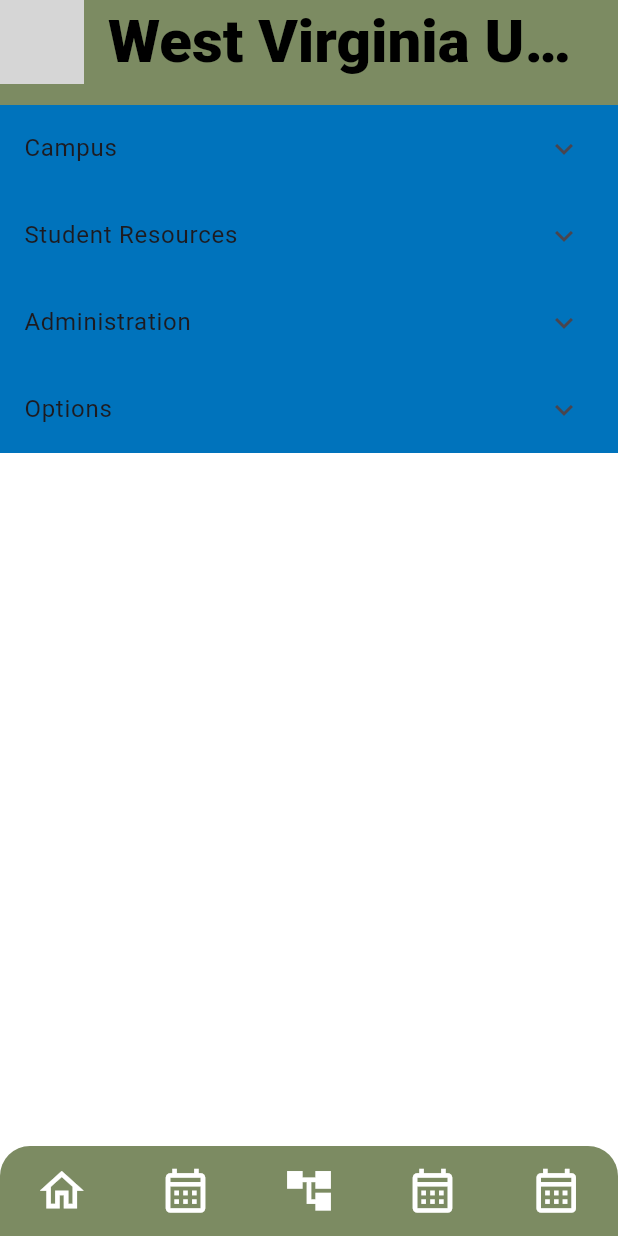
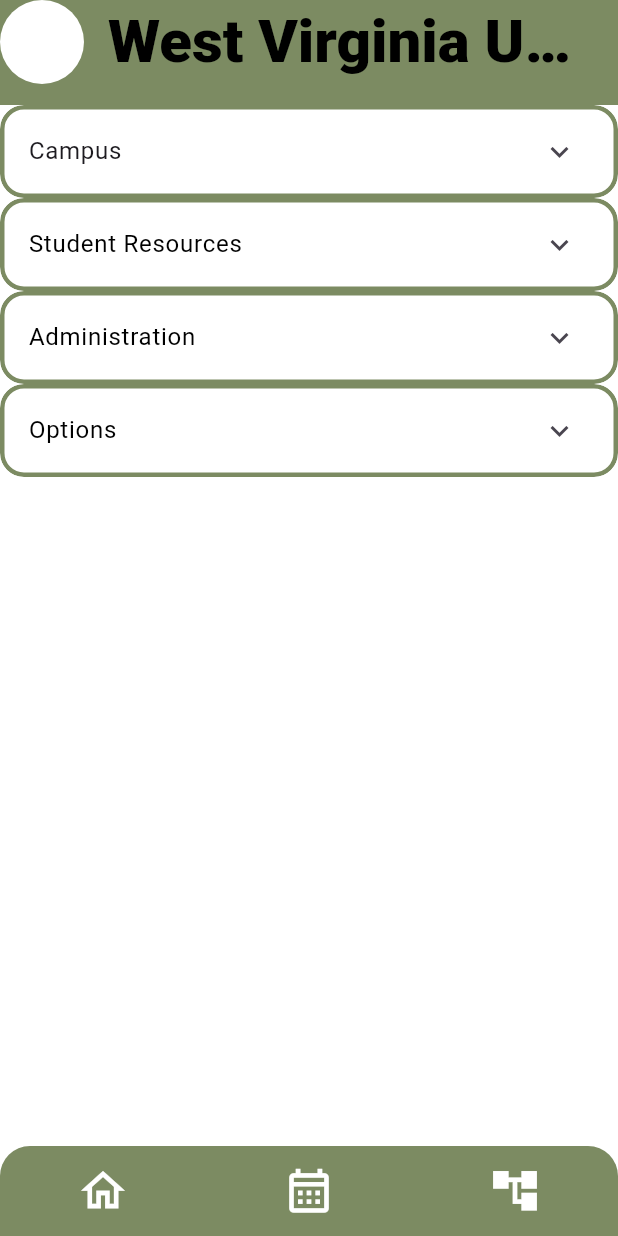
Before and after one commit to ChByrne1/Yellow-Group-FlutterApp, a Flutter app: the SiteMap screen opened by its route, on a phone screen of 412 x 824 dp. Run offline on Flutter 3.47's test engine with Material 3 defaults, Android fonts, the phone set to English and light mode, and no system bars; our stand-ins replace chopper, freezed_annotation, go_router; generated files the repository leaves out were written again; Roboto replaces fonts that are missing (Merriweather); grey boxes are pictures that could not be loaded.

Commit message:
small theme update for expansiontile

```diff
--- a/lib/main.dart
+++ b/lib/main.dart
@@ -41,6 +41,8 @@
         child:
         SafeArea(
           child: Scaffold(
+            //extends the picture behind the bottom nav
+            extendBody: true,
             body: Stack(
               children: <Widget>[
                 Container(
@@ -63,6 +65,7 @@
             ),
             bottomNavigationBar: YellowBottomNav(),
             drawer: YellowDrawerNav(),
+            appBar: YellowAppBar(),
           ),
         )
     );
--- a/lib/navigation/appBar.dart
+++ b/lib/navigation/appBar.dart
@@ -12,7 +12,7 @@
           body: AppBar(
         leading: CircleAvatar(
           radius: 25,
-          backgroundImage: AssetImage('assets/school_logo.png'),
+          //backgroundImage: AssetImage('assets/school_logo.png'),
           backgroundColor: Colors.white,
         ),
         centerTitle: true,
--- a/lib/navigation/oldBottomNav.dart
+++ b/lib/navigation/oldBottomNav.dart
@@ -82,39 +82,7 @@
             ),
           ),
 
-          IconButton(
-            enableFeedback: false,
-            onPressed: () => context.go('/library'),
-            icon:
-            currentLocation == '/library'
-                ? const Icon(
-              Icons.calendar_month,
-              color: Colors.white,
-              size: 35,
-            )
-                : const Icon(
-              Icons.calendar_month_outlined,
-              color: Colors.white,
-              size: 35,
-            ),
-          ),
 
-          IconButton(
-            enableFeedback: false,
-            onPressed: () => context.go('/cafeteria'),
-            icon:
-            currentLocation == '/cafeteria'
-                ? const Icon(
-              Icons.calendar_month,
-              color: Colors.white,
-              size: 35,
-            )
-                : const Icon(
-              Icons.calendar_month_outlined,
-              color: Colors.white,
-              size: 35,
-            ),
-          ),
         ],
       ),
     );
--- a/lib/pages/sitemap.dart
+++ b/lib/pages/sitemap.dart
@@ -23,15 +23,15 @@
               body: ListView(
                 children: [
                   ExpansionTile(
-                    title: Text('Campus'),
+                    title: Text('Campus', style: pageSetup.textTheme.titleLarge),
                     children: <Widget>[
                       TextButton(
                         onPressed: () => context.go('/Cafeteria'),
-                        child: Text("Cafeteria"),
+                        child: Text("Cafeteria", style: pageSetup.textTheme.titleMedium),
                       ),
                       TextButton(
                         onPressed: () => context.go('/library'),
-                        child: Text("Library"),
+                        child: Text("Library", style: pageSetup.textTheme.titleMedium),
                       ),
                     ],
                   ),
@@ -55,11 +55,11 @@
                     children: <Widget>[
                       TextButton(
                         onPressed: () => context.go('/AboutUs'),
-                        child: Text("About WVUP"),
+                        child: Text("About WVUP", style: pageSetup.textTheme.titleMedium),
                       ),
                       TextButton(
                         onPressed: () => context.go('/AboutApp'),
-                        child: Text("App Info"),
+                        child: Text("App Info", style: pageSetup.textTheme.titleMedium),
                       ),
                     ],
                   ),
--- a/lib/theme/theme.dart
+++ b/lib/theme/theme.dart
@@ -20,7 +20,6 @@
     seedColor: primaryColor,
     secondary: secondaryColor,
     tertiary: optionalColor,
-    onPrimary: secondaryColor,
     primaryContainer: Colors.white,
     secondaryContainer: Colors.black,
   );
@@ -74,31 +73,36 @@
         focusColor: optionalColor,
       ),
       drawerTheme: DrawerThemeData(
-          backgroundColor: primaryColor, shadowColor: Colors.black
+        backgroundColor: primaryColor,
+        shadowColor: Colors.black,
       ),
       expansionTileTheme: ExpansionTileThemeData(
-        backgroundColor: secondaryColor,
-        iconColor: Colors.white
+        backgroundColor: primaryColor,
+        iconColor: Colors.white,
+        textColor: Colors.black,
+        shape: RoundedRectangleBorder(
+            borderRadius: BorderRadius.circular(16),
+            side: BorderSide(color: Colors.black, width: 3)),
+        collapsedTextColor: Colors.black,
+        collapsedShape: RoundedRectangleBorder(
+          borderRadius: BorderRadius.circular(16),
+          side: BorderSide(color: primaryColor, width: 3),
+        ),
+        collapsedBackgroundColor: Colors.white,
       ),
-     /* elevatedButtonTheme: ElevatedButtonThemeData(
+      /* elevatedButtonTheme: ElevatedButtonThemeData(
           style: ButtonStyle(
               backgroundColor: secondaryColor,
               shadowColor: optionalColor)*/
-
-
       //)
     );
   }
 
-
   static ThemeData secondarySetup() {
     return ThemeData(
       navigationBarTheme: NavigationBarThemeData(
-        backgroundColor: secondaryColor
-      )
+        backgroundColor: secondaryColor,
+      ),
     );
-
   }
-
-
 }
--- a/pubspec.yaml
+++ b/pubspec.yaml
@@ -45,6 +45,8 @@
 
   assets:
     - images/empty.jpg
+    - images/homePageBackground.jpg
+#    - images/school_logo.png
 
 
 fonts:
```
